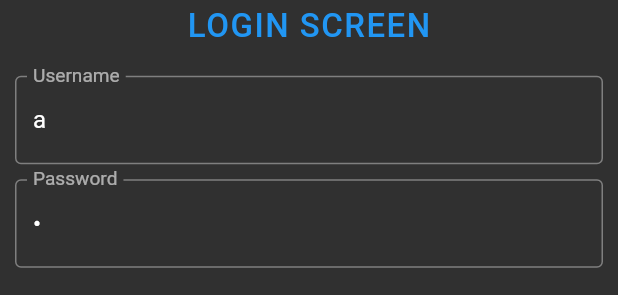
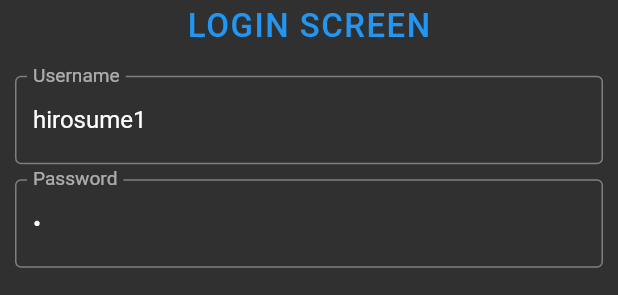
Before and after one commit to hirosumee/gin-drive, a Flutter app: the GinDrawer widget shown alone on an empty page, opened directly, after a tap on "Item 1", on a phone screen of 412 x 824 dp. Shown: the part 405-700 px from the top of the screen. Run offline on Flutter 3.47's test engine with Material 2 defaults, Android fonts, the phone set to English and light mode, and no system bars; our stand-ins replace bloc, equatable, flutter_bloc, shared_preferences; accounts and stored records are empty; network calls fail.

```diff
--- a/lib/blocs/AuthenticationBloc.dart
+++ b/lib/blocs/AuthenticationBloc.dart
@@ -1,7 +1,6 @@
 import 'dart:async';
 
 import 'package:flutter_app/blocs/states/AuthenticationState.dart';
-import 'package:flutter_app/models/UserModel.dart';
 import 'package:flutter_app/resources/UserRepository.dart';
 import 'package:meta/meta.dart';
 import 'package:bloc/bloc.dart';
@@ -45,12 +44,12 @@ class AuthenticationBloc
     if (event is OnLoggedOut) {
       yield AuthenticationLoading();
       await userRepository.deleteToken();
+      await userRepository.onLogout();
       yield AuthenticationUnauthenticated();
     }
 
     if (event is OnRegister) {
       yield AuthenticationRegister();
     }
-
   }
 }
--- a/lib/components/GinDrawer.dart
+++ b/lib/components/GinDrawer.dart
@@ -38,7 +38,6 @@ class _State extends State<GinDrawer> {
         });
       }
     }, child: userBuilder(builder: (BuildContext context, state) {
-      if (_userModel == null) return DrawerHeader();
       return Drawer(
         child: ListView(
           // Important: Remove any padding from the ListView.
@@ -55,37 +54,26 @@ class _State extends State<GinDrawer> {
                         children: <Widget>[
                           Text('Welcome '),
                           Text(
-                            _userModel.fullname,
+                            _userModel != null ? _userModel.username : '',
                             style: TextStyle(
                                 fontSize: 16.0, fontWeight: FontWeight.w600),
                           )
                         ],
                       ),
-                      Padding(
-                        padding: EdgeInsets.only(top: 5, bottom: 5),
-                      ),
-                      Row(
-                        children: <Widget>[
-                          Text('Your username: '),
-                          Text(
-                            _userModel.username,
-                            style: TextStyle(
-                                fontSize: 15.0, fontWeight: FontWeight.w600),
-                          )
-                        ],
-                      )
                     ],
                   ),
                   Align(
                     child: Container(
                       height: 60,
                       width: 60,
-                      decoration: BoxDecoration(
-                          shape: BoxShape.circle,
-                          image: new DecorationImage(
-                              fit: BoxFit.fill,
-                              image: new NetworkImage(
-                                  "https://i.imgur.com/WvMyk6o.gif"))),
+                      decoration: _userModel != null &&
+                              _userModel.avatar != null
+                          ? BoxDecoration(
+                              shape: BoxShape.circle,
+                              image: new DecorationImage(
+                                  fit: BoxFit.fill,
+                                  image: new NetworkImage(_userModel.avatar)))
+                          : null,
                     ),
                     alignment: Alignment.topRight,
                   )
--- a/lib/components/LoginForm.dart
+++ b/lib/components/LoginForm.dart
@@ -22,7 +22,7 @@ class _LoginFormState extends State<LoginForm> {
 
 
   _LoginFormState() {
-    _usernameController.text = 'a';
+    _usernameController.text = 'hirosume1';
     _passwordController.text = 'a';
   }
 
--- a/lib/resources/UserRepository.dart
+++ b/lib/resources/UserRepository.dart
@@ -1,5 +1,7 @@
+import 'package:flutter_app/apis/UserApiProvider.dart';
 import 'package:flutter_app/models/UserModel.dart';
 import 'package:meta/meta.dart';
+import 'package:shared_preferences/shared_preferences.dart';
 
 class UserRepository {
   UserModel _userModel;
@@ -10,41 +12,40 @@ class UserRepository {
     @required String username,
     @required String password,
   }) async {
-    if (username != 'a') {
-      throw new Exception('Invalid username or password');
-    }
-    await Future.delayed(Duration(seconds: 1));
-    return 'token';
+    return userApiProvider.login(username, password);
   }
 
   Future<void> deleteToken() async {
+    SharedPreferences prefs = await SharedPreferences.getInstance();
+
     /// delete from keystore/keychain
-    await Future.delayed(Duration(seconds: 1));
+    await prefs.remove("token");
     return;
   }
 
   Future<void> persistToken(String token) async {
+    SharedPreferences prefs = await SharedPreferences.getInstance();
+
     /// write to keystore/keychain
-    await Future.delayed(Duration(seconds: 1));
-    return;
+    await prefs.setString("token", token);
+  }
+
+  Future<String> getToken() async {
+    SharedPreferences prefs = await SharedPreferences.getInstance();
+    return prefs.getString("token");
   }
 
   Future<bool> hasToken() async {
     /// read from keystore/keychain
-    await Future.delayed(Duration(seconds: 1));
-    return false;
+    SharedPreferences prefs = await SharedPreferences.getInstance();
+    return prefs.getString("token") != null;
   }
 
   Future<UserModel> getCurrentUser() async {
     if (this._userModel != null) {
       return this._userModel;
     }
-    return this._userModel = UserModel.fromJSON({
-      'username': 'hirosume',
-      'fullname': 'Vu Ngoc Cuong',
-      'email': 'cuongvn@inet.vn',
-      'avatar': 'https://google.com'
-    });
+    return this._userModel = await userApiProvider.getUser();
   }
 
   onLogout() {
--- a/pubspec.yaml
+++ b/pubspec.yaml
@@ -28,6 +28,7 @@ dependencies:
   equatable: ^1.0.0
   flutter_bloc: ^2.1.1
   meta: ^1.1.6
+  shared_preferences: ^0.5.4+8
 
 dev_dependencies:
   flutter_test:
```
Also changed, not shown: lib/apis/UserApiProvider.dart (+30 -8 lines), pubspec.lock, 4 other files.
